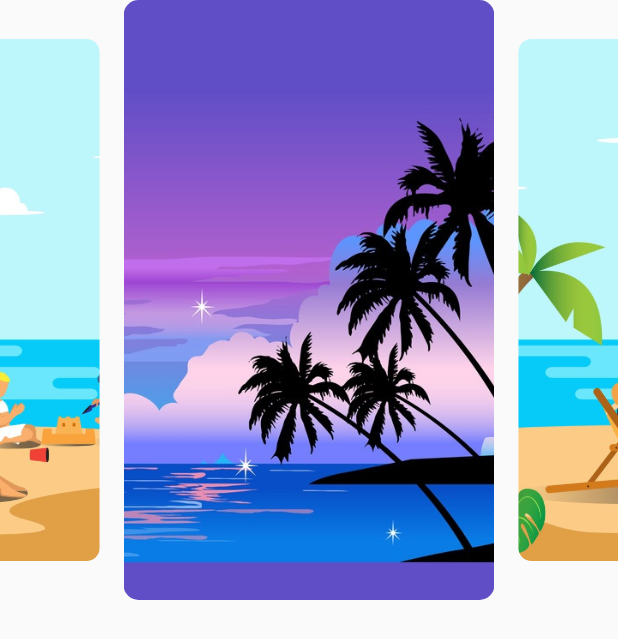
After one commit to aachal1/ExploreApp, a Flutter app: the HomeScreen screen opened directly, after a tap on the "beach access" icon, on a phone screen of 412 x 824 dp. The commit adds this screen. Shown: the top 639 px of the screen. Run offline on Flutter 3.47's test engine with Material 2 defaults, Android fonts, the light colour scheme and no system bars; drawn by our look-alikes of carousel_slider; our stand-ins replace figma_squircle, google_fonts; missing offline and left inert: page_route_animator, shadow_overlay.

Commit message:
learning carousel

```diff
--- a/lib/Screens/explore.dart
+++ b/lib/Screens/2ndexplore.dart
@@ -32,7 +32,6 @@ class _ExplorePageState extends State<ExplorePage> {
                   height: 50,
                   child: ElevatedButton(
                       style: ElevatedButton.styleFrom(
-                        primary: ColorPink,
                         shadowColor: ColorPink,
                         elevation: 15,
                       ),
--- /dev/null
+++ b/lib/Screens/categories_list/categoryscreen.dart
@@ -0,0 +1,13 @@
+import 'package:exploreapp_ui/utils/carousel.dart';
+import 'package:flutter/material.dart';
+
+class CategoryList extends StatelessWidget {
+  const CategoryList({super.key});
+
+  @override
+  Widget build(BuildContext context) {
+    return Scaffold(
+      body: CarouselSlide(),
+    );
+  }
+}
--- a/lib/Screens/splashscreen.dart
+++ b/lib/Screens/splashscreen.dart
@@ -1,7 +1,7 @@
 import 'dart:async';
 import 'package:page_route_animator/page_route_animator.dart';
 
-import 'package:exploreapp_ui/Screens/explore.dart';
+import 'package:exploreapp_ui/Screens/2ndexplore.dart';
 import 'package:flutter/material.dart';
 
 class SplashScreen extends StatefulWidget {
--- /dev/null
+++ b/lib/utils/carousel.dart
@@ -0,0 +1,41 @@
+import 'package:exploreapp_ui/utils/datas.dart';
+import 'package:flutter/material.dart';
+import 'package:carousel_slider/carousel_slider.dart';
+
+class CarouselSlide extends StatelessWidget {
+  final _beachList = Beaches.beachList();
+
+  @override
+  Widget build(BuildContext context) {
+    return CarouselSlider.builder(
+        itemCount: _beachList.length,
+        itemBuilder: (context, index, realIndex) {
+          var beaches = _beachList[index];
+
+          return SafeArea(
+            child: Stack(
+              children: [
+                ClipRRect(
+                  borderRadius: BorderRadius.circular(10),
+                  child: Image.asset(
+                    beaches.beachImage,
+                    fit: BoxFit.cover,
+                    width: 250,
+                    height: 500,
+                  ),
+                )
+              ],
+            ),
+          );
+        },
+        options: CarouselOptions(
+            autoPlay: true,
+            autoPlayInterval: Duration(seconds: 2),
+
+            // aspectRatio: 5 / 2,
+            enlargeCenterPage: true,
+            height: 400,
+            enableInfiniteScroll: true,
+            viewportFraction: 0.60));
+  }
+}
--- a/lib/utils/categories.dart
+++ b/lib/utils/categories.dart
@@ -1,4 +1,7 @@
+import 'package:exploreapp_ui/Screens/categories_list/categoryscreen.dart';
+import 'package:exploreapp_ui/utils/carousel.dart';
 import 'package:exploreapp_ui/utils/constants.dart';
+import 'package:exploreapp_ui/utils/datas.dart';
 import 'package:flutter/material.dart';
 import 'package:figma_squircle/figma_squircle.dart';
 
@@ -6,7 +9,7 @@ class Categories extends StatelessWidget {
   final categoryIcon;
   final String catergoryName;
   final Color color;
-  const Categories({
+  Categories({
     Key? key,
     required this.categoryIcon,
     required this.catergoryName,
@@ -19,7 +22,15 @@ class Categories extends StatelessWidget {
       margin: EdgeInsets.only(right: 18),
       child: Column(
         children: [
-          Container(
+          GestureDetector(
+            onTap: () {
+              Navigator.push(
+                  context,
+                  MaterialPageRoute(
+                    builder: (context) => CategoryList(),
+                  ));
+            },
+            child: Container(
                 child: Icon(
                   categoryIcon,
                   size: 25,
@@ -32,6 +43,7 @@ class Categories extends StatelessWidget {
                     shape: SmoothRectangleBorder(
                         borderRadius: SmoothBorderRadius(
                             cornerRadius: 14, cornerSmoothing: 1)))),
+          ),
           SizedBox(
             height: 8,
           ),
--- a/lib/utils/constants.dart
+++ b/lib/utils/constants.dart
@@ -24,7 +24,7 @@ const TextTheme TextThemeDefault = TextTheme(
   bodyText1:
       TextStyle(color: ColorWhite, fontSize: 25, fontWeight: FontWeight.w500),
   // bodyText2:
-  //     TextStyle(color: ColorWhite, fontSize: 25, fontWeight: FontWeight.w500),  Texts of categories visible while uncommenting ,no error in debug console
+  //     TextStyle(color: ColorWhite, fontSize: 16, fontWeight: FontWeight.w500),
   caption:
       TextStyle(color: ColorWhite, fontSize: 16, fontWeight: FontWeight.w300),
 );
--- /dev/null
+++ b/lib/utils/datas.dart
@@ -0,0 +1,37 @@
+import 'package:flutter/cupertino.dart';
+
+class Explore {
+  String Name;
+  String Location;
+  String ImagePath;
+
+  Explore(this.Name, this.Location, this.ImagePath);
+
+  static List<Explore> exploreList() {
+    return [
+      Explore('Arctic Desert', 'Northern Europe', 'assets/1.jpg'),
+      Explore('Baikunthapur Forest', 'Dooars, West Bengal', 'assets/3.jpg'),
+      Explore('Aconcagua', 'Argentina, S. America', 'assets/7.jpg'),
+      Explore('Mount Kilimanjaro', 'Tanzania, Africa', 'assets/5.webp'),
+      Explore('Candolim Beach', 'North Goa', 'assets/6.jpg'),
+    ];
+  }
+}
+
+class Beaches {
+  String beachName;
+  String beachLocation;
+  String beachImage;
+
+  Beaches(this.beachName, this.beachLocation, this.beachImage);
+  static List<Beaches> beachList() {
+    return [
+      Beaches('beachName', 'beachLocation', 'assets/beaches/b1.jpg'),
+      Beaches('beachName', 'beachLocation', 'assets/beaches/b2.jpg'),
+      Beaches('beachName', 'beachLocation', 'assets/beaches/b3.webp'),
+      Beaches('beachName', 'beachLocation', 'assets/beaches/b4.jpg'),
+      Beaches('beachName', 'beachLocation', 'assets/beaches/b1.jpg'),
+      Beaches('beachName', 'beachLocation', 'assets/beaches/b2.jpg')
+    ];
+  }
+}
--- a/lib/utils/explore_more.dart
+++ b/lib/utils/explore_more.dart
@@ -1,12 +1,12 @@
 import 'package:exploreapp_ui/Screens/detailscreen.dart';
 import 'package:exploreapp_ui/utils/constants.dart';
-import 'package:exploreapp_ui/utils/exploremore_data.dart';
+import 'package:exploreapp_ui/utils/datas.dart';
 import 'package:figma_squircle/figma_squircle.dart';
 import 'package:flutter/material.dart';
 import 'package:shadow_overlay/shadow_overlay.dart';
 
 class ExploreMore extends StatelessWidget {
-  final _explorelist = Explore.exploreList();
+  final _explorelist = Explore.exploreList(); //obj
   final _pagectrl = PageController(viewportFraction: 0.9);
   ExploreMore({Key? key}) : super(key: key);
 
@@ -17,7 +17,7 @@ class ExploreMore extends StatelessWidget {
       controller: _pagectrl,
       itemCount: _explorelist.length,
       itemBuilder: ((context, index) {
-        var explore = _explorelist[index];
+        var explore = _explorelist[index]; //var ,pass index
         return GestureDetector(
           onTap: () {
             Navigator.push(
--- a/lib/utils/exploremore_data.dart
+++ /dev/null
@@ -1,19 +0,0 @@
-import 'package:flutter/cupertino.dart';
-
-class Explore {
-  String Name;
-  String Location;
-  String ImagePath;
-
-  Explore(this.Name, this.Location, this.ImagePath);
-
-  static List<Explore> exploreList() {
-    return [
-      Explore('Arctic Desert', 'Northern Europe', 'assets/1.jpg'),
-      Explore('Baikunthapur Forest', 'Dooars, West Bengal', 'assets/3.jpg'),
-      Explore('Aconcagua', 'Argentina, S. America', 'assets/7.jpg'),
-      Explore('Mount Kilimanjaro', 'Tanzania, Africa', 'assets/5.webp'),
-      Explore('Candolim Beach', 'North Goa', 'assets/6.jpg'),
-    ];
-  }
-}
--- a/pubspec.yaml
+++ b/pubspec.yaml
@@ -40,6 +40,7 @@ dependencies:
   page_route_animator: ^1.0.3
   figma_squircle: ^0.5.3
   shadow_overlay: ^1.0.5
+  carousel_slider: ^4.1.1
 
 
 dev_dependencies:
@@ -68,6 +69,7 @@ flutter:
   # To add assets to your application, add an assets section, like this:
   assets:
     - assets/
+    - assets/beaches/
   #   - images/a_dot_ham.jpeg
 
   # An image asset can refer to one or more resolution-specific "variants", see
```
Also changed, not shown: lib/Screens/detailscreen.dart (+39 -21 lines), assets/beaches/b1.jpg (added), assets/beaches/b2.jpg (added), assets/beaches/b3.webp (added), assets/beaches/b4.jpg (added), pubspec.lock. Lines whose indentation alone changed are shown as unchanged.
